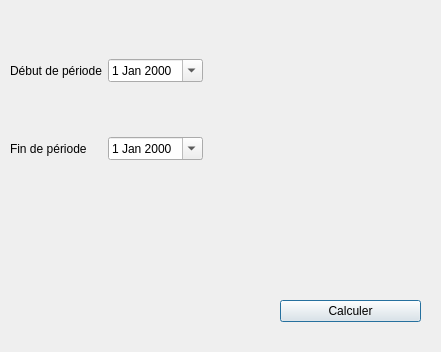
The window that src/gui/dialogs/computeturnoverdialog.ui (FACT-Team/FactDev) describes before a commit, drawn with Qt 5.
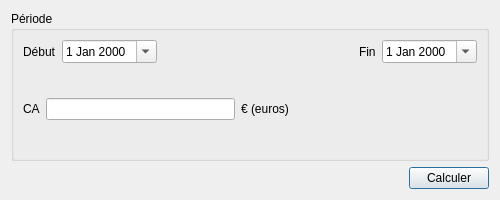
The same window after the commit. Icons and pictures are not drawn.

Commit message: IHM improvements and corrections

```diff
--- a/src/gui/dialogs/computeturnoverdialog.ui
+++ b/src/gui/dialogs/computeturnoverdialog.ui
@@ -6,27 +6,72 @@
    <rect>
     <x>0</x>
     <y>0</y>
-    <width>441</width>
-    <height>352</height>
+    <width>500</width>
+    <height>200</height>
    </rect>
   </property>
+  <property name="minimumSize">
+   <size>
+    <width>500</width>
+    <height>200</height>
+   </size>
+  </property>
+  <property name="maximumSize">
+   <size>
+    <width>600</width>
+    <height>250</height>
+   </size>
+  </property>
   <property name="windowTitle">
    <string>Calcul du chiffre d'affaires</string>
   </property>
-  <widget class="QWidget" name="gridLayoutWidget">
-   <property name="geometry">
-    <rect>
-     <x>10</x>
-     <y>10</y>
-     <width>431</width>
-     <height>201</height>
-    </rect>
-   </property>
-   <layout class="QGridLayout" name="gridLayout">
+  <layout class="QGridLayout" name="gridLayout_2">
     <item row="1" column="0">
+    <layout class="QHBoxLayout" name="horizontalLayout">
+     <item>
+      <spacer name="horizontalSpacer">
+       <property name="orientation">
+        <enum>Qt::Horizontal</enum>
+       </property>
+       <property name="sizeHint" stdset="0">
+        <size>
+         <width>40</width>
+         <height>20</height>
+        </size>
+       </property>
+      </spacer>
+     </item>
+     <item>
+      <widget class="QPushButton" name="btnCompute">
+       <property name="text">
+        <string>Calculer</string>
+       </property>
+       <property name="icon">
+        <iconset resource="../../icons.qrc">
+         <normaloff>:/icons/img/rate.png</normaloff>:/icons/img/rate.png</iconset>
+       </property>
+      </widget>
+     </item>
+    </layout>
+   </item>
+   <item row="0" column="0">
+    <widget class="QGroupBox" name="groupBox">
+     <property name="minimumSize">
+      <size>
+       <width>291</width>
+       <height>0</height>
+      </size>
+     </property>
+     <property name="title">
+      <string>Période</string>
+     </property>
+     <layout class="QVBoxLayout" name="verticalLayout">
+      <item>
+       <layout class="QGridLayout" name="gridLayout">
+        <item row="0" column="3">
      <widget class="QLabel" name="label_2">
       <property name="text">
-       <string>Fin de période</string>
+           <string>Fin</string>
       </property>
      </widget>
     </item>
@@ -53,11 +98,11 @@
     <item row="0" column="0">
      <widget class="QLabel" name="label">
       <property name="text">
-       <string>Début de période</string>
+           <string>Début</string>
       </property>
      </widget>
     </item>
-    <item row="1" column="1">
+        <item row="0" column="4">
      <widget class="QDateEdit" name="dtEndPeriod">
       <property name="calendarPopup">
        <bool>true</bool>
@@ -65,58 +110,73 @@
      </widget>
     </item>
     <item row="0" column="2">
-     <spacer name="horizontalSpacer">
+         <spacer name="horizontalSpacer_2">
       <property name="orientation">
        <enum>Qt::Horizontal</enum>
       </property>
       <property name="sizeHint" stdset="0">
        <size>
-        <width>40</width>
+            <width>20</width>
         <height>20</height>
        </size>
       </property>
      </spacer>
     </item>
    </layout>
-  </widget>
-  <widget class="QPushButton" name="btnCompute">
-   <property name="geometry">
-    <rect>
-     <x>280</x>
-     <y>300</y>
-     <width>141</width>
-     <height>22</height>
-    </rect>
-   </property>
-   <property name="text">
-    <string>Calculer</string>
-   </property>
-  </widget>
-  <widget class="QLabel" name="lbCompute">
-   <property name="geometry">
-    <rect>
-     <x>18</x>
-     <y>250</y>
-     <width>401</width>
-     <height>20</height>
-    </rect>
-   </property>
-   <property name="text">
-    <string/>
-   </property>
-   <property name="alignment">
-    <set>Qt::AlignCenter</set>
-   </property>
-  </widget>
+      </item>
+      <item>
   <widget class="QLabel" name="lbBillingNb">
-   <property name="geometry">
-    <rect>
-     <x>18</x>
-     <y>230</y>
-     <width>401</width>
+        <property name="text">
+         <string/>
+        </property>
+        <property name="alignment">
+         <set>Qt::AlignCenter</set>
+        </property>
+       </widget>
+      </item>
+      <item>
+       <layout class="QHBoxLayout" name="horizontalLayout_2">
+        <property name="topMargin">
+         <number>0</number>
+        </property>
+        <item>
+         <widget class="QLabel" name="label_3">
+          <property name="text">
+           <string>CA</string>
+          </property>
+         </widget>
+        </item>
+        <item>
+         <widget class="QLineEdit" name="leTurnover">
+          <property name="readOnly">
+           <bool>true</bool>
+          </property>
+         </widget>
+        </item>
+        <item>
+         <widget class="QLabel" name="label_4">
+          <property name="text">
+           <string>€ (euros)</string>
+          </property>
+         </widget>
+        </item>
+        <item>
+         <spacer name="horizontalSpacer_3">
+          <property name="orientation">
+           <enum>Qt::Horizontal</enum>
+          </property>
+          <property name="sizeHint" stdset="0">
+           <size>
+            <width>40</width>
      <height>20</height>
-    </rect>
-   </property>
+           </size>
+          </property>
+         </spacer>
+        </item>
+       </layout>
+      </item>
+      <item>
+       <widget class="QLabel" name="lbCompute">
    <property name="text">
     <string/>
    </property>
@@ -124,8 +184,15 @@
     <set>Qt::AlignCenter</set>
    </property>
   </widget>
- </widget>
- <resources/>
+      </item>
+     </layout>
+    </widget>
+   </item>
+  </layout>
+ </widget>
+ <resources>
+  <include location="../../icons.qrc"/>
+ </resources>
  <connections>
   <connection>
    <sender>btnCompute</sender>
```
Left out of the diff: 32 changed lines with no effect on the pictures. Lines whose indentation alone changed are shown as unchanged. The commit also changes 1 other file.
